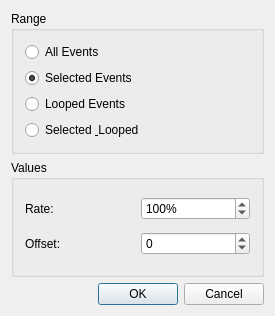
First picture: the form in muse2/muse/widgets/gatetimebase.ui, repository emrum/muse, before the edit.
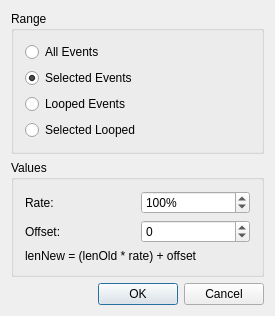
Second picture: the form after the edit.

Diff of the .ui file:
```diff
--- a/muse2/muse/widgets/gatetimebase.ui
+++ b/muse2/muse/widgets/gatetimebase.ui
@@ -59,7 +59,7 @@
       <item>
        <widget class="QRadioButton" name="sloopButton">
         <property name="text">
-         <string>Selected &amp; Looped</string>
+         <string>Selected Looped</string>
         </property>
        </widget>
       </item>
@@ -104,7 +104,7 @@
          <string>%</string>
         </property>
         <property name="maximum">
-         <number>200</number>
+         <number>1000</number>
         </property>
         <property name="value">
          <number>100</number>
@@ -124,6 +124,13 @@
         </property>
        </widget>
       </item>
+      <item row="2" column="0" colspan="2">
+       <widget class="QLabel" name="label">
+        <property name="text">
+         <string>lenNew = (lenOld * rate) + offset</string>
+        </property>
+       </widget>
+      </item>
      </layout>
     </widget>
    </item>
```
Left out of the diff: 2 changed lines with no effect on the pictures.
